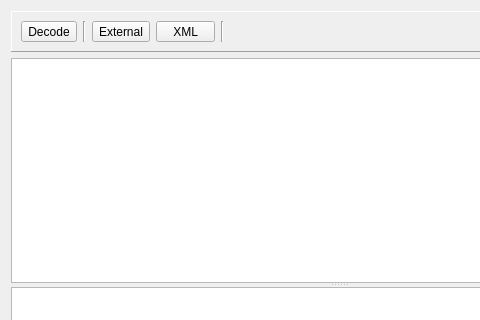
pstavirs/pdd, file pktdumpdecode.ui: the form before one commit; both pictures show x 0 to 480 and y 0 to 320 of the 678 by 523 pixel window.
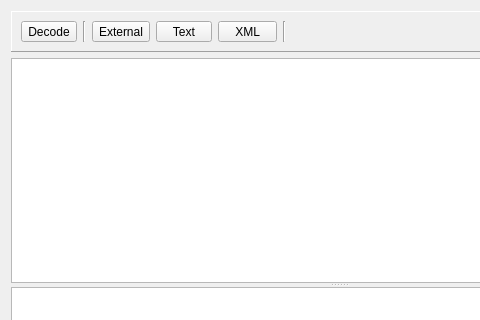
The form after the commit. Icons and pictures are not drawn. Custom widgets are drawn as their Qt base class.

Commit message:
Added "Decode and view as text" option.
Bumped version to 0.2

Patch:
```diff
--- a/pktdumpdecode.ui
+++ b/pktdumpdecode.ui
@@ -58,6 +58,19 @@
         </property>
        </widget>
       </item>
+      <item>
+       <widget class="QToolButton" name="tbViewText" >
+        <property name="text" >
+         <string>   Text   </string>
+        </property>
+        <property name="icon" >
+         <iconset resource="pdd.qrc" >:/icons/icons/view_text.png</iconset>
+        </property>
+        <property name="toolButtonStyle" >
+         <enum>Qt::ToolButtonTextUnderIcon</enum>
+        </property>
+       </widget>
+      </item>
       <item>
        <widget class="QToolButton" name="tbViewXml" >
         <property name="sizePolicy" >
```
The commit also changes 6 other files.
